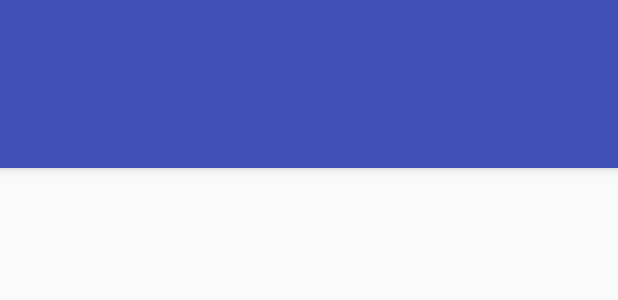
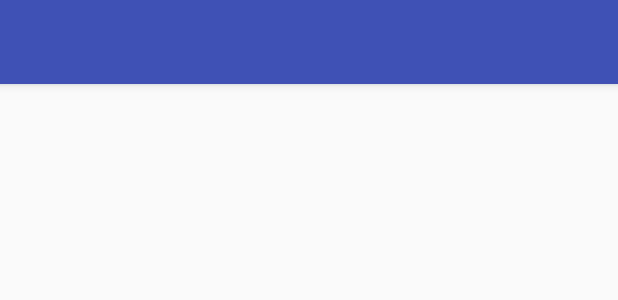
Before and after one commit to PhobosXIII/test-task-places, an Android app: the layout activity_place_detail.xml on its own in the app's theme, with its tools: preview values and no code run, on a phone screen of 412 x 824 dp. Shown: the top 300 px of the screen. Run offline under Robolectric (Android 15) with nearby library versions, the phone set to English and light mode, and no system bars.

Commit message:
Fix toolbar

```diff
--- a/app/src/main/java/com/example/phobos/places/activities/PlaceDetailActivity.java
+++ b/app/src/main/java/com/example/phobos/places/activities/PlaceDetailActivity.java
@@ -22,8 +22,9 @@ public class PlaceDetailActivity extends AppCompatActivity {
     protected void onCreate(Bundle savedInstanceState) {
         super.onCreate(savedInstanceState);
         setContentView(R.layout.activity_place_detail);
-        Toolbar toolbar = (Toolbar) findViewById(R.id.detail_toolbar);
+        Toolbar toolbar = (Toolbar) findViewById(R.id.toolbar);
         setSupportActionBar(toolbar);
+        toolbar.setTitle(getTitle());
 
         ActionBar actionBar = getSupportActionBar();
         if (actionBar != null) {
--- a/app/src/main/res/layout/activity_place_detail.xml
+++ b/app/src/main/res/layout/activity_place_detail.xml
@@ -1,4 +1,6 @@
-<android.support.design.widget.CoordinatorLayout xmlns:android="http://schemas.android.com/apk/res/android"
+<?xml version="1.0" encoding="utf-8"?>
+<android.support.design.widget.CoordinatorLayout
+    xmlns:android="http://schemas.android.com/apk/res/android"
     xmlns:app="http://schemas.android.com/apk/res-auto"
     xmlns:tools="http://schemas.android.com/tools"
     android:layout_width="match_parent"
@@ -7,20 +9,7 @@
     tools:context=".activities.PlaceDetailActivity"
     tools:ignore="MergeRootFrame">
 
-    <android.support.design.widget.AppBarLayout
-        android:id="@+id/app_bar"
-        android:layout_width="match_parent"
-        android:layout_height="wrap_content"
-        android:fitsSystemWindows="true"
-        android:theme="@style/ThemeOverlay.AppCompat.Dark.ActionBar">
-
-            <android.support.v7.widget.Toolbar
-                android:id="@+id/detail_toolbar"
-                android:layout_width="match_parent"
-                android:layout_height="?attr/actionBarSize"
-                app:layout_collapseMode="pin"
-                app:popupTheme="@style/ThemeOverlay.AppCompat.Light" />
-    </android.support.design.widget.AppBarLayout>
+    <include layout="@layout/toolbar"/>
 
     <android.support.v4.widget.NestedScrollView
         android:id="@+id/place_detail_container"
--- /dev/null
+++ b/app/src/main/res/layout/toolbar.xml
@@ -0,0 +1,15 @@
+<?xml version="1.0" encoding="utf-8"?>
+<android.support.design.widget.AppBarLayout
+    xmlns:android="http://schemas.android.com/apk/res/android"
+    xmlns:app="http://schemas.android.com/apk/res-auto"
+    android:id="@+id/app_bar"
+    android:layout_width="match_parent"
+    android:layout_height="?attr/actionBarSize"
+    android:theme="@style/AppTheme.AppBarOverlay">
+
+    <android.support.v7.widget.Toolbar
+        android:id="@+id/toolbar"
+        android:layout_width="match_parent"
+        android:layout_height="match_parent"
+        app:popupTheme="@style/AppTheme.PopupOverlay" />
+</android.support.design.widget.AppBarLayout>
--- a/app/src/main/res/values-v21/styles.xml
+++ b/app/src/main/res/values-v21/styles.xml
@@ -1,9 +1,7 @@
 <resources>
 
-    <style name="AppTheme.NoActionBar">
-        <item name="windowActionBar">false</item>
-        <item name="windowNoTitle">true</item>
+    <style name="AppTheme" parent="AppTheme.Base">
         <item name="android:windowDrawsSystemBarBackgrounds">true</item>
-        <item name="android:statusBarColor">@android:color/transparent</item>
+        <item name="android:windowContentTransitions">true</item>
     </style>
 </resources>
--- a/app/src/main/res/values/styles.xml
+++ b/app/src/main/res/values/styles.xml
@@ -1,17 +1,14 @@
 <resources>
 
     <!-- Base application theme. -->
-    <style name="AppTheme" parent="Theme.AppCompat.Light.DarkActionBar">
+    <style name="AppTheme.Base" parent="Theme.AppCompat.Light.NoActionBar">
         <!-- Customize your theme here. -->
         <item name="colorPrimary">@color/colorPrimary</item>
         <item name="colorPrimaryDark">@color/colorPrimaryDark</item>
         <item name="colorAccent">@color/colorAccent</item>
     </style>
 
-    <style name="AppTheme.NoActionBar">
-        <item name="windowActionBar">false</item>
-        <item name="windowNoTitle">true</item>
-    </style>
+    <style name="AppTheme" parent="AppTheme.Base"/>
 
     <style name="AppTheme.AppBarOverlay" parent="ThemeOverlay.AppCompat.Dark.ActionBar" />
 
```
Also changed, not shown: app/src/main/java/com/example/phobos/places/activities/PlaceListActivity.java (+25 -1 lines), app/src/main/java/com/example/phobos/places/fragments/PlaceDetailFragment.java (+34 -1 lines), app/src/main/res/layout/activity_place_list.xml (+4 -15 lines).
